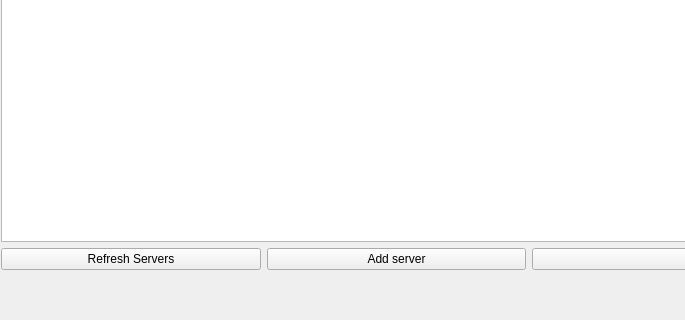
First picture: the form in mainwindow.ui, repository IndustrialCraft/BlockByteLauncher, before the edit; both pictures show x 0 to 685 and y 280 to 600 of the 800 by 600 pixel window.
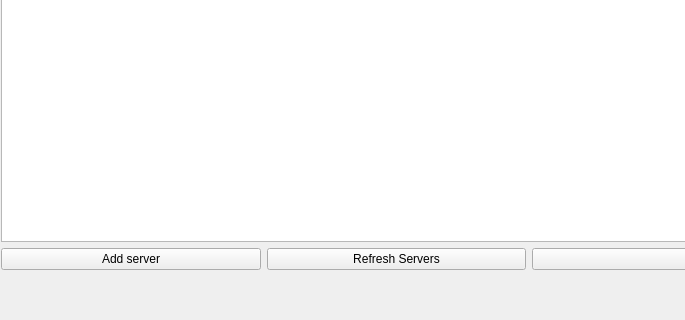
Second picture: the form after the edit.

Commit message: swapped position of add server and refresh button

Patch:
```diff
--- a/mainwindow.ui
+++ b/mainwindow.ui
@@ -51,16 +51,16 @@
      <item>
       <layout class="QHBoxLayout" name="horizontalLayout">
        <item>
-        <widget class="QPushButton" name="refreshServersButton">
+        <widget class="QPushButton" name="addServerButton">
          <property name="text">
-          <string>Refresh Servers</string>
+          <string>Add server</string>
          </property>
         </widget>
        </item>
        <item>
-        <widget class="QPushButton" name="addServerButton">
+        <widget class="QPushButton" name="refreshServersButton">
          <property name="text">
-          <string>Add server</string>
+          <string>Refresh Servers</string>
          </property>
         </widget>
        </item>
```
